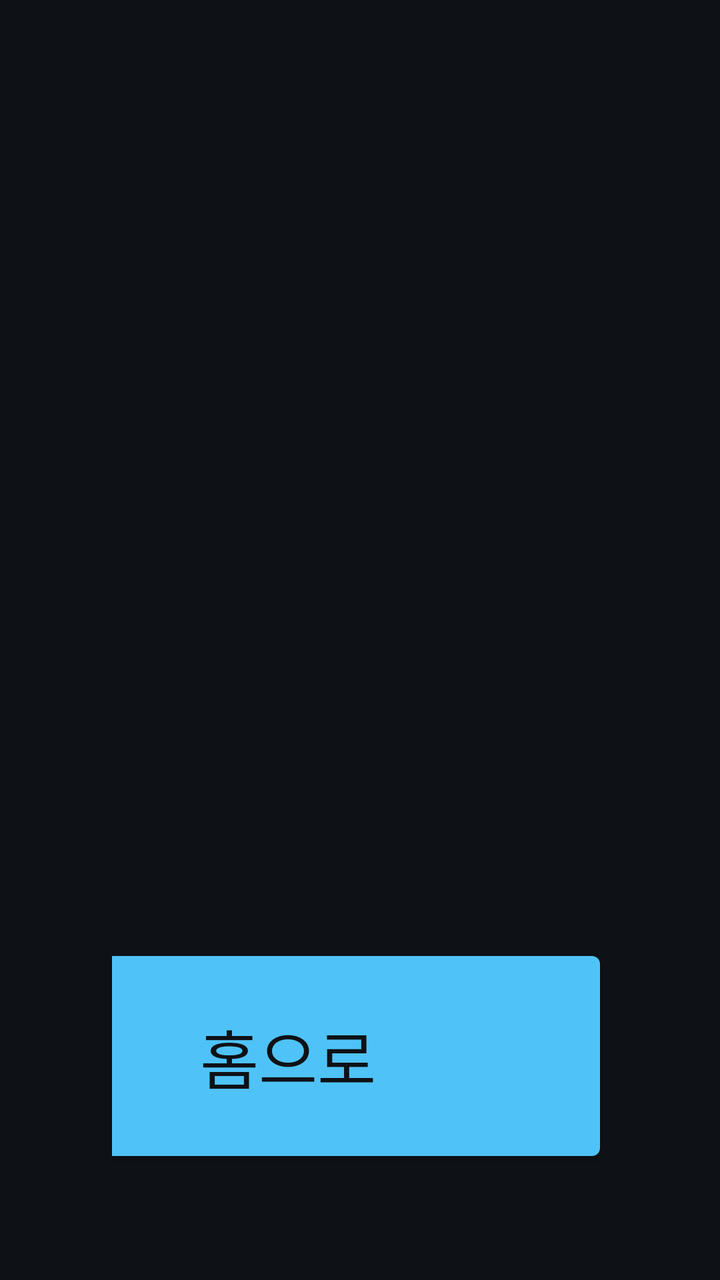
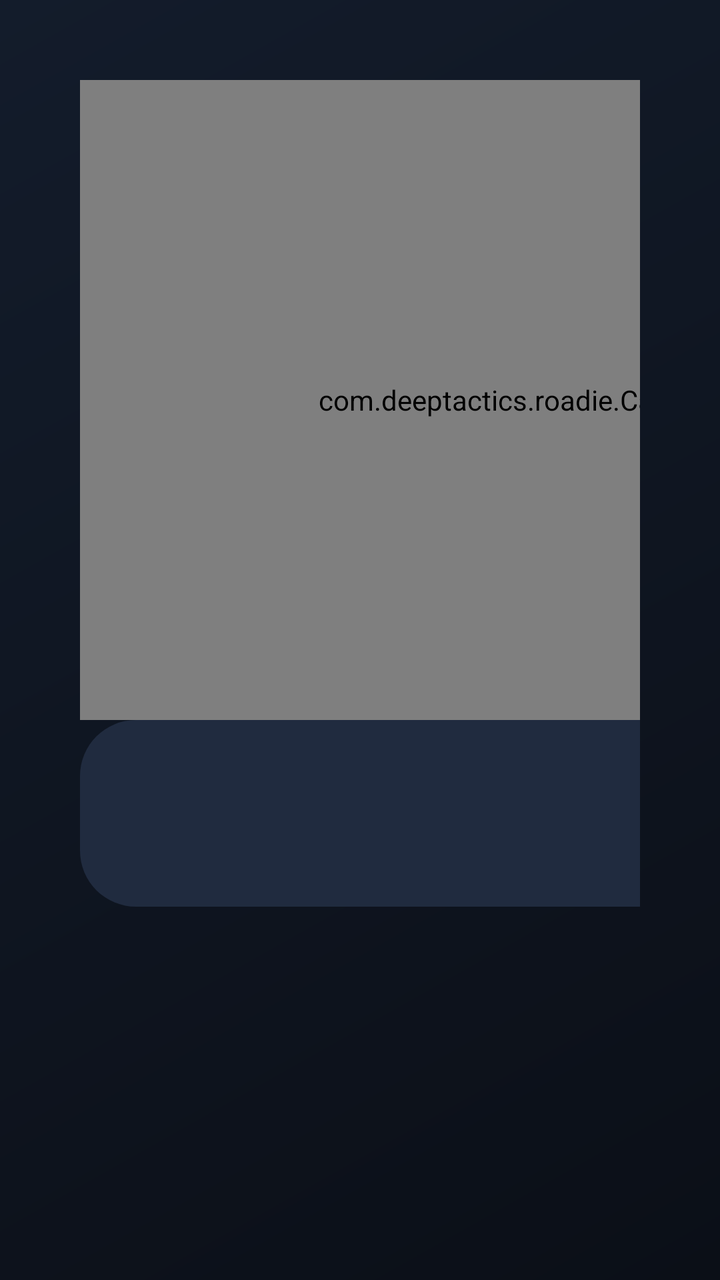

Screens rendered from an Android XML layout before and after an edit, with the pre-edit source and the edit as a unified diff.
<!-- AndroidManifest.xml: application theme android:Theme.DeviceDefault.NoActionBar -->
<!-- res/layout/arrive.xml -->
<?xml version="1.0" encoding="utf-8"?>

<LinearLayout xmlns:android="http://schemas.android.com/apk/res/android"
    android:layout_width="match_parent"
    android:layout_height="match_parent"
    android:background="@color/bg"
    android:orientation="vertical"
    android:padding="56dp">

    <TextView
        android:id="@+id/title"
        android:layout_width="match_parent"
        android:layout_height="wrap_content"
        android:textColor="@color/text"
        android:textSize="56sp" />

    <TextView
        android:id="@+id/stats"
        android:layout_width="match_parent"
        android:layout_height="wrap_content"
        android:layout_marginTop="16dp"
        android:textColor="@color/accent"
        android:textSize="36sp" />

    <TextView
        android:id="@+id/scenes"
        android:layout_width="match_parent"
        android:layout_height="0dp"
        android:layout_marginTop="32dp"
        android:layout_weight="1"
        android:lineSpacingExtra="12dp"
        android:textColor="@color/text"
        android:textSize="32sp" />

    <TextView
        android:id="@+id/line"
        android:layout_width="match_parent"
        android:layout_height="wrap_content"
        android:layout_marginBottom="24dp"
        android:textColor="@color/accent"
        android:textSize="36sp" />

    <TextView
        android:id="@+id/record"
        android:layout_width="match_parent"
        android:layout_height="wrap_content"
        android:layout_marginBottom="32dp"
        android:textColor="@color/sub"
        android:textSize="28sp" />

    <LinearLayout
        android:layout_width="match_parent"
        android:layout_height="wrap_content"
        android:gravity="end"
        android:orientation="horizontal">

        <Button
            android:id="@+id/again"
            android:layout_width="320dp"
            android:layout_height="112dp"
            android:text="다시 달리기"
            android:textSize="32sp" />

        <Button
            android:id="@+id/home"
            android:layout_width="320dp"
            android:layout_height="112dp"
            android:layout_marginStart="24dp"
            android:backgroundTint="@color/accent"
            android:text="홈으로"
            android:textColor="@color/bg"
            android:textSize="32sp" />
    </LinearLayout>
</LinearLayout>
<!-- resources referenced by this layout -->
<resources>
  <color name="accent">#4FC3F7</color>
  <color name="bg">#0E1116</color>
  <color name="sub">#8A93A3</color>
  <color name="text">#FFFFFF</color>
</resources>

<!-- the commit's change to res/layout/arrive.xml (unified diff, before → after) -->
@@ -1,74 +1,141 @@
 <?xml version="1.0" encoding="utf-8"?>
-
 <LinearLayout xmlns:android="http://schemas.android.com/apk/res/android"
     android:layout_width="match_parent"
     android:layout_height="match_parent"
-    android:background="@color/bg"
-    android:orientation="vertical"
-    android:padding="56dp">
-
-    <TextView
-        android:id="@+id/title"
-        android:layout_width="match_parent"
-        android:layout_height="wrap_content"
-        android:textColor="@color/text"
-        android:textSize="56sp" />
-
-    <TextView
-        android:id="@+id/stats"
-        android:layout_width="match_parent"
-        android:layout_height="wrap_content"
-        android:layout_marginTop="16dp"
-        android:textColor="@color/accent"
-        android:textSize="36sp" />
-
-    <TextView
-        android:id="@+id/scenes"
-        android:layout_width="match_parent"
-        android:layout_height="0dp"
-        android:layout_marginTop="32dp"
-        android:layout_weight="1"
-        android:lineSpacingExtra="12dp"
-        android:textColor="@color/text"
-        android:textSize="32sp" />
-
-    <TextView
-        android:id="@+id/line"
-        android:layout_width="match_parent"
-        android:layout_height="wrap_content"
-        android:layout_marginBottom="24dp"
-        android:textColor="@color/accent"
-        android:textSize="36sp" />
-
-    <TextView
-        android:id="@+id/record"
-        android:layout_width="match_parent"
-        android:layout_height="wrap_content"
-        android:layout_marginBottom="32dp"
-        android:textColor="@color/sub"
-        android:textSize="28sp" />
+    android:background="@drawable/bg_screen"
+    android:orientation="horizontal"
+    android:padding="40dp">
 
     <LinearLayout
-        android:layout_width="match_parent"
-        android:layout_height="wrap_content"
-        android:gravity="end"
-        android:orientation="horizontal">
+        android:layout_width="440dp"
+        android:layout_height="match_parent"
+        android:orientation="vertical">
 
-        <Button
-            android:id="@+id/again"
-            android:layout_width="320dp"
-            android:layout_height="112dp"
-            android:text="다시 달리기"
-            android:textSize="32sp" />
+        <com.deeptactics.roadie.CarFace
+            android:id="@+id/face"
+            android:layout_width="match_parent"
+            android:layout_height="320dp" />
 
-        <Button
-            android:id="@+id/home"
-            android:layout_width="320dp"
-            android:layout_height="112dp"
-            android:layout_marginStart="24dp"
-            android:backgroundTint="@color/accent"
-            android:text="홈으로"
-            android:textColor="@color/bg"
-            android:textSize="32sp" />
+        <TextView
+            android:id="@+id/bubble"
+            android:layout_width="match_parent"
+            android:layout_height="wrap_content"
+            android:background="@drawable/bg_bubble"
+            android:lineSpacingExtra="6dp"
+            android:padding="28dp"
+            android:textColor="@color/text"
+            android:textSize="28sp" />
+
+        <TextView
+            android:id="@+id/record"
+            android:layout_width="match_parent"
+            android:layout_height="wrap_content"
+            android:layout_marginTop="20dp"
+            android:gravity="center"
+            android:textColor="@color/sub"
+            android:textSize="22sp" />
+    </LinearLayout>
+
+    <LinearLayout
+        android:layout_width="0dp"
+        android:layout_height="match_parent"
+        android:layout_marginStart="40dp"
+        android:layout_weight="1"
+        android:background="@drawable/bg_card"
+        android:orientation="vertical"
+        android:padding="40dp">
+
+        <TextView
+            android:layout_width="wrap_content"
+            android:layout_height="wrap_content"
+            android:text="오늘의 드라이브"
+            android:textColor="@color/warm"
+            android:textSize="24sp" />
+
+        <TextView
+            android:id="@+id/title"
+            android:layout_width="match_parent"
+            android:layout_height="wrap_content"
+            android:layout_marginTop="6dp"
+            android:textColor="@color/text"
+            android:textSize="44sp"
+            android:textStyle="bold" />
+
+        <TextView
+            android:id="@+id/stats"
+            android:layout_width="match_parent"
+            android:layout_height="wrap_content"
+            android:layout_marginTop="8dp"
+            android:textColor="@color/accent"
+            android:textSize="30sp" />
+
+        <LinearLayout
+            android:layout_width="match_parent"
+            android:layout_height="0dp"
+            android:layout_marginVertical="24dp"
+            android:layout_weight="1"
+            android:orientation="horizontal">
+
+            <LinearLayout
+                android:layout_width="0dp"
+                android:layout_height="match_parent"
+                android:layout_weight="1"
+                android:orientation="vertical">
+
+                <TextView
+                    android:layout_width="wrap_content"
+                    android:layout_height="wrap_content"
+                    android:text="도로 테이스팅 노트"
+                    android:textColor="@color/sub"
+                    android:textSize="22sp" />
+
+                <TextView
+                    android:id="@+id/note"
+                    android:layout_width="match_parent"
+                    android:layout_height="wrap_content"
+                    android:layout_marginTop="8dp"
+                    android:lineSpacingExtra="8dp"
+                    android:textColor="@color/text"
+                    android:textSize="28sp" />
+
+                <TextView
+                    android:layout_width="wrap_content"
+                    android:layout_height="wrap_content"
+                    android:layout_marginTop="28dp"
+                    android:text="지나온 장면"
+                    android:textColor="@color/sub"
+                    android:textSize="22sp" />
+
+                <TextView
+                    android:id="@+id/scenes"
+                    android:layout_width="match_parent"
+                    android:layout_height="wrap_content"
+                    android:layout_marginTop="8dp"
+                    android:lineSpacingExtra="10dp"
+                    android:textColor="@color/text"
+                    android:textSize="26sp" />
+            </LinearLayout>
+
+            <com.deeptactics.roadie.RouteView
+                android:id="@+id/route"
+                android:layout_width="420dp"
+                android:layout_height="match_parent"
+                android:layout_marginStart="24dp" />
+        </LinearLayout>
+
+        <LinearLayout
+            android:layout_width="match_parent"
+            android:layout_height="wrap_content"
+            android:gravity="end"
+            android:orientation="horizontal">
+
+            <TextView
+                android:id="@+id/home"
+                style="@style/Primary"
+                android:layout_width="320dp"
+                android:layout_height="112dp"
+                android:text="홈으로"
+                android:textSize="34sp" />
+        </LinearLayout>
     </LinearLayout>
 </LinearLayout>
<!-- resource entries referenced after the edit -->
@@ -1,8 +1,47 @@
 <!-- resources referenced by this layout -->
 <resources>
   <color name="accent">#4FC3F7</color>
-  <color name="bg">#0E1116</color>
-  <color name="sub">#8A93A3</color>
-  <color name="text">#FFFFFF</color>
+  <color name="bg">#0B0F17</color>
+  <color name="bg2">#131C2B</color>
+  <!-- drawable bg_primary (drawable) -->
+  <?xml version="1.0" encoding="utf-8"?>
+  <selector xmlns:android="http://schemas.android.com/apk/res/android">
+      <item android:state_pressed="true">
+          <shape><solid android:color="#29A8E0" /><corners android:radius="32dp" /></shape>
+      </item>
+      <item>
+          <shape><solid android:color="@color/accent" /><corners android:radius="32dp" /></shape>
+      </item>
+  </selector>
+  <color name="sub">#8C98AD</color>
+  <color name="text">#F5F7FA</color>
+  <color name="warm">#FFB74D</color>
+  <!-- drawable bg_bubble (drawable) -->
+  <?xml version="1.0" encoding="utf-8"?>
+  <shape xmlns:android="http://schemas.android.com/apk/res/android">
+      <solid android:color="@color/card2" />
+      <corners android:radius="28dp" />
+  </shape>
+  <!-- drawable bg_card (drawable) -->
+  <?xml version="1.0" encoding="utf-8"?>
+  <shape xmlns:android="http://schemas.android.com/apk/res/android">
+      <solid android:color="@color/card" />
+      <corners android:radius="28dp" />
+  </shape>
+  <!-- drawable bg_screen (drawable) -->
+  <?xml version="1.0" encoding="utf-8"?>
+  <shape xmlns:android="http://schemas.android.com/apk/res/android">
+      <gradient android:angle="315" android:endColor="@color/bg" android:startColor="@color/bg2" />
+  </shape>
+  <style name="Primary">
+          <item name="android:background">@drawable/bg_primary</item>
+          <item name="android:gravity">center</item>
+          <item name="android:textColor">@color/bg</item>
+          <item name="android:textStyle">bold</item>
+          <item name="android:clickable">true</item>
+          <item name="android:focusable">true</item>
+      </style>
+  <color name="card2">#202B3F</color>
+  <color name="card">#172030</color>
 </resources>
 
